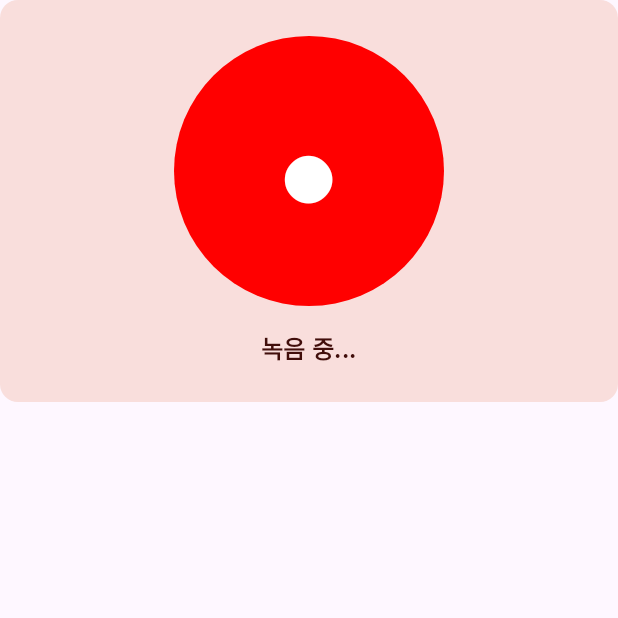
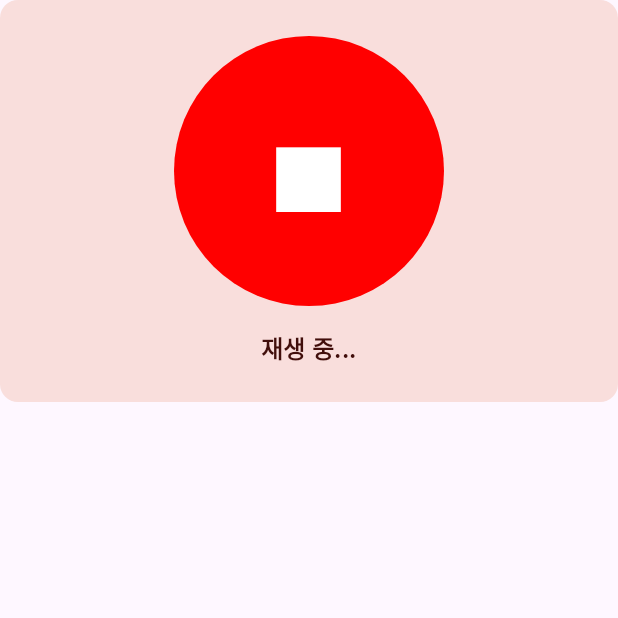
Before and after one commit to AlgoLovers/OPIcHelper, an Android app built with Jetpack Compose: the composable RecordingAnimation shown on its own in the app's theme, on a phone screen of 412 x 824 dp, the top half of it. Run offline under Robolectric (Android 15) with nearby library versions, the light colour scheme and no system bars.

Commit message:
fix: RecordingAnimation 정지 기능 복원
녹음 중 카드 전체를 터치하여 정지 가능하도록 수정.
@Suppress("UNUSED_PARAMETER") 제거, isRecording/onStopRecording
파라미터 활성화. 정지 안내 텍스트 추가.

Patch: 0052-recording-animation-stop-fix.patch

```diff
--- a/app/src/main/java/com/na982/opichelper/presentation/ui/screen/MainScreenComponentsUI/RecordingAnimation.kt
+++ b/app/src/main/java/com/na982/opichelper/presentation/ui/screen/MainScreenComponentsUI/RecordingAnimation.kt
@@ -1,6 +1,7 @@
 package com.na982.opichelper.presentation.ui.screen.MainScreenComponentsUI
 
 import androidx.compose.foundation.background
+import androidx.compose.foundation.clickable
 import androidx.compose.foundation.layout.*
 import androidx.compose.foundation.shape.CircleShape
 import androidx.compose.material3.*
@@ -14,12 +15,14 @@ import androidx.compose.ui.unit.sp
 
 @Composable
 fun RecordingAnimation(
-    @Suppress("UNUSED_PARAMETER") isRecording: Boolean,
-    @Suppress("UNUSED_PARAMETER") onStopRecording: () -> Unit,
+    isRecording: Boolean,
+    onStopRecording: () -> Unit,
     modifier: Modifier = Modifier
 ) {
     Card(
-        modifier = modifier.fillMaxWidth(),
+        modifier = modifier
+            .fillMaxWidth()
+            .clickable { onStopRecording() },
         colors = CardDefaults.cardColors(
             containerColor = MaterialTheme.colorScheme.errorContainer
         )
@@ -31,10 +34,9 @@ fun RecordingAnimation(
             horizontalAlignment = Alignment.CenterHorizontally,
             verticalArrangement = Arrangement.Center
         ) {
-            // 녹음 중 애니메이션 (빨간 원) - 크기 3배 증가, 가운데 정렬
             Box(
                 modifier = Modifier
-                    .size(180.dp) // 60dp * 3 = 180dp
+                    .size(180.dp)
                     .background(
                         color = Color.Red,
                         shape = CircleShape
@@ -42,23 +44,20 @@ fun RecordingAnimation(
                 contentAlignment = Alignment.Center
             ) {
                 Text(
-                    text = "●",
+                    text = "■",
                     color = Color.White,
-                    fontSize = 72.sp // 24sp * 3 = 72sp
+                    fontSize = 72.sp
                 )
             }
 
             Spacer(modifier = Modifier.height(16.dp))
 
-            // 녹음 중 텍스트
             Text(
-                text = "녹음 중...",
+                text = if (isRecording) "녹음 중... (터치하여 정지)" else "재생 중...",
                 style = MaterialTheme.typography.titleMedium,
                 fontWeight = FontWeight.Bold,
                 color = MaterialTheme.colorScheme.onErrorContainer
             )
-
-            // 녹음 종료 버튼 삭제
         }
     }
 }
```
